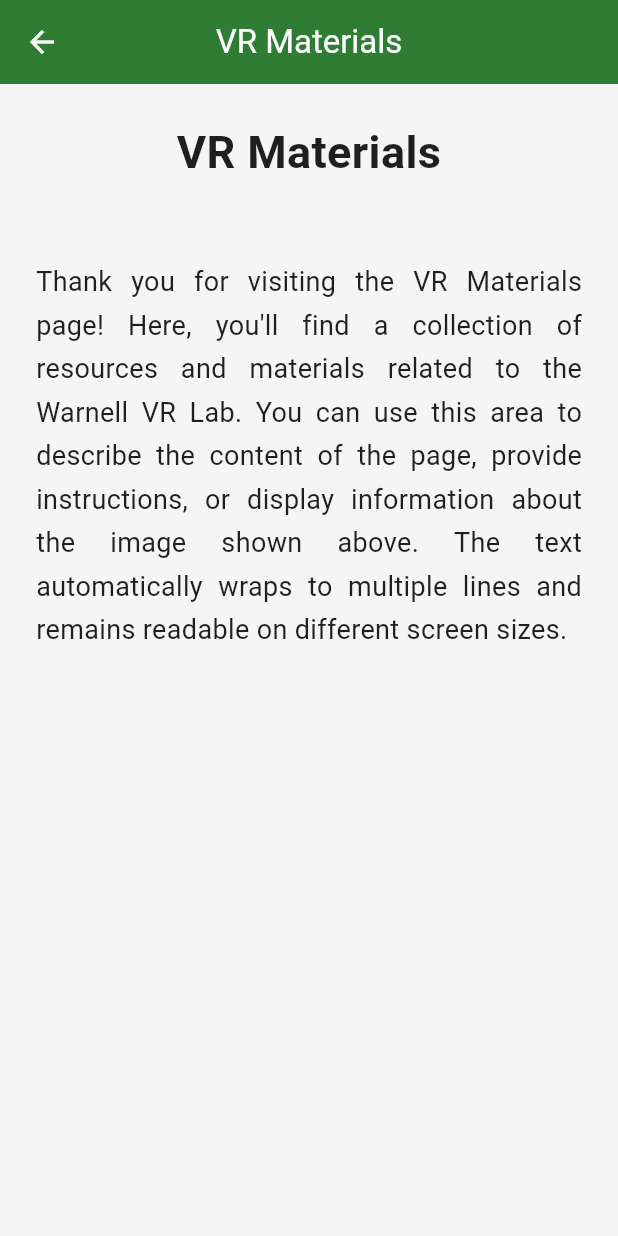
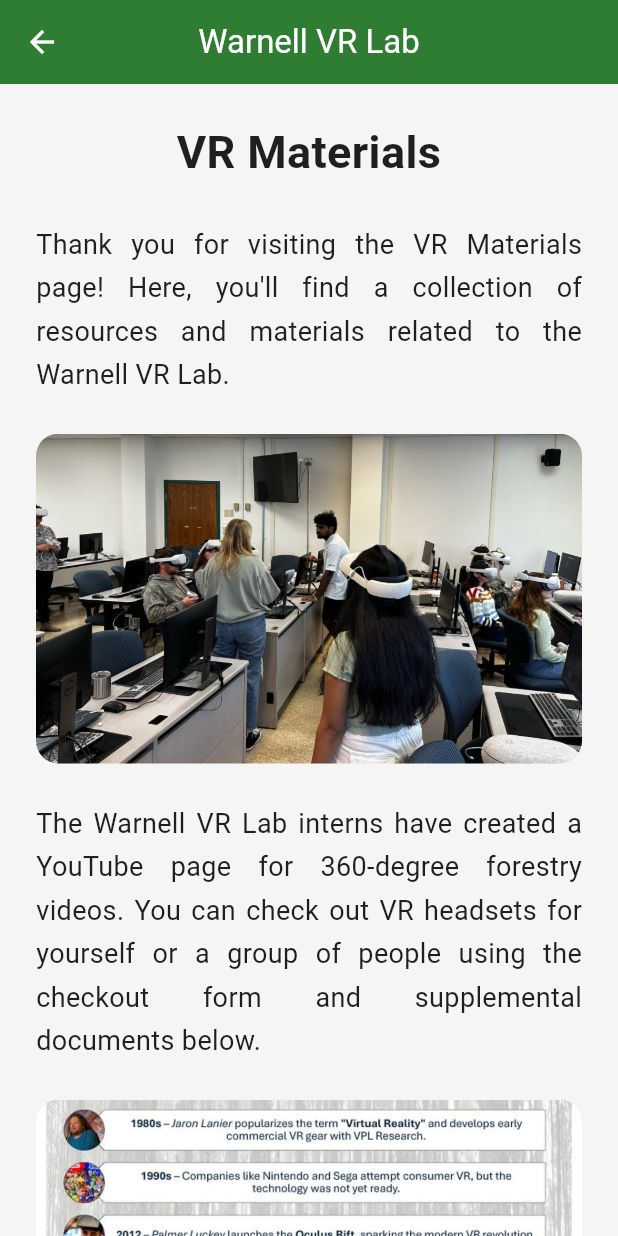
Before and after one commit to aru2-2/perseus_vr_lab_app, a Flutter app: the VRMaterials screen opened by its route, on a phone screen of 412 x 824 dp. Run offline on Flutter 3.47's test engine with Material 3 defaults, Android fonts, the phone set to English and light mode, and no system bars; our stand-ins replace visibility_detector.

Commit message:
Updated initial VR materials page with a couple images and a short blurb

```diff
--- a/lib/screens/vr_materials/vr_materials.dart
+++ b/lib/screens/vr_materials/vr_materials.dart
@@ -1,4 +1,6 @@
+//import statements
 import 'package:flutter/material.dart';
+import '../../widgets/lazy_image.dart';
 
 class VRMaterials extends StatelessWidget {
   const VRMaterials({super.key});
@@ -7,7 +9,7 @@
   Widget build(BuildContext context) {
     return Scaffold(
       appBar: AppBar(
-        title: const Text("VR Materials"),
+        title: const Text("Warnell VR Lab"),
         centerTitle: true,
       ),
       body: SingleChildScrollView(
@@ -27,34 +29,37 @@
               ),
 
               const SizedBox(height: 25),
-
-              // Image
-              ClipRRect(
-                borderRadius: BorderRadius.circular(15),
-               // child: Image.asset(
-               //   'assets/images/vr_lab_demo.jpg',
-               //   width: double.infinity,
-               //   height: 250,
-               //   fit: BoxFit.cover,
-              //  ),
-              ),
-
-              const SizedBox(height: 25),
-
-              // Description
+              // Description of overall content on this page
               const Text(
                 "Thank you for visiting the VR Materials page!"
-                " Here, you'll find a collection of resources and materials related to the Warnell VR Lab. "
-                "You can use this area to describe the content of the page, "
-                "provide instructions, or display information about the image "
-                "shown above. The text automatically wraps to multiple lines "
-                "and remains readable on different screen sizes.",
+                " Here, you'll find a collection of resources and materials related to the Warnell VR Lab. ",
                 textAlign: TextAlign.justify,
                 style: TextStyle(
                   fontSize: 18,
                   height: 1.6,
                 ),
               ),
+
+              const SizedBox(height: 25),
+               //Image of students wearing VR headsets in the classroom
+              const LazyImage(assetPath: 'lib/assets/images/perseus_vr_headsets_classroom.jpg'),
+
+              const SizedBox(height: 25),
+              // Description of actions for the user to take on this page regarding VR headsets
+              const Text(
+                "The Warnell VR Lab interns have created a YouTube page for 360-degree forestry videos."
+                " You can check out VR headsets for yourself or a group of people using the checkout form and supplemental documents below.",
+                textAlign: TextAlign.justify,
+                style: TextStyle(
+                  fontSize: 18,
+                  height: 1.6,
+                ),
+              ),
+
+              const SizedBox(height: 25),
+              //Image of VR evolution graphic from UGA PMRC
+              const LazyImage(assetPath: 'lib/assets/images/perseus_vr_evolution_graphic.jpeg'),
+
             ],
           ),
         ),
```
